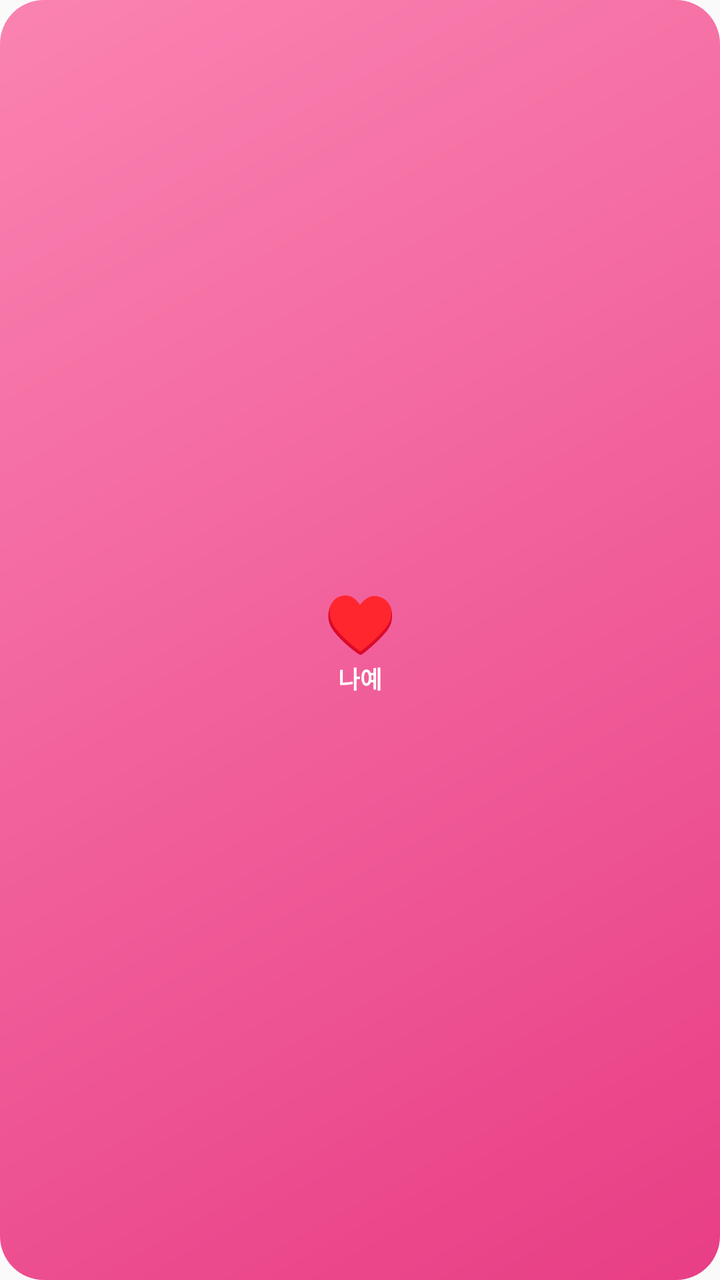
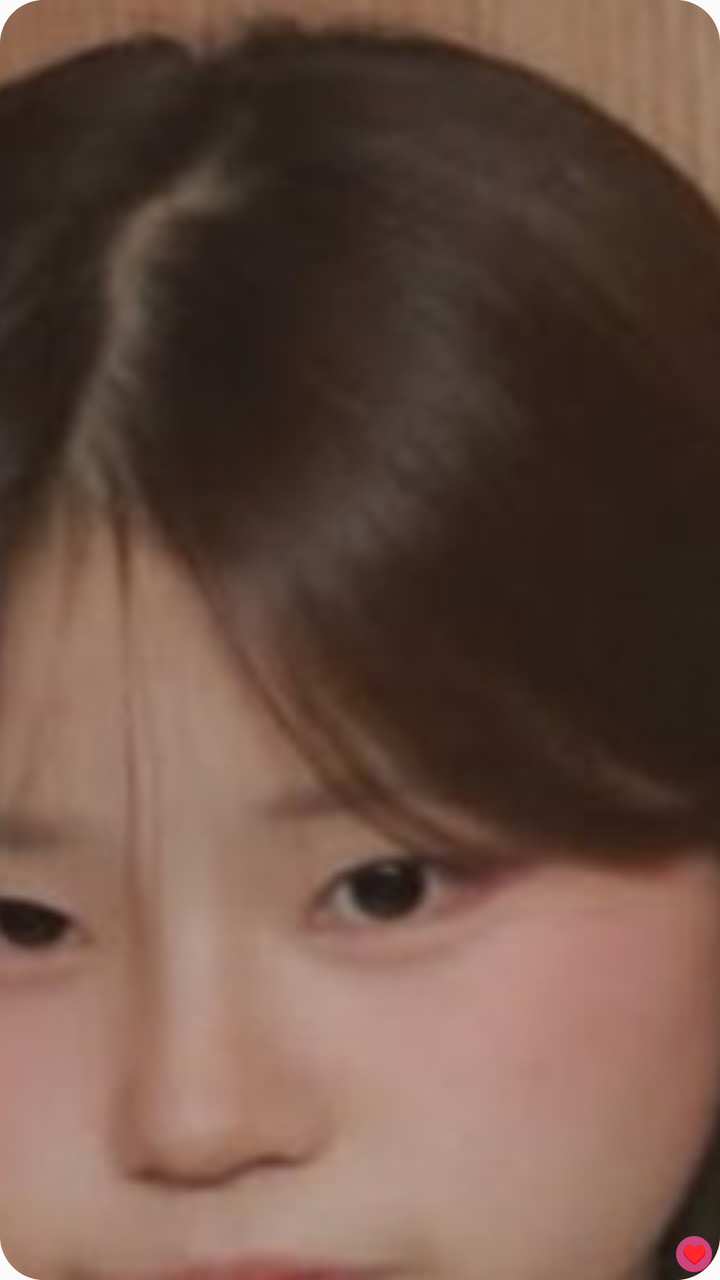

Before-and-after screenshots of an Android layout around one commit, followed by the original layout XML and the change that was made.
<!-- AndroidManifest.xml: application theme android:Theme.Material.Light.NoActionBar -->
<!-- res/layout/love_widget.xml -->
<?xml version="1.0" encoding="utf-8"?>
<FrameLayout xmlns:android="http://schemas.android.com/apk/res/android"
    android:id="@+id/love_widget_root"
    android:layout_width="match_parent"
    android:layout_height="match_parent"
    android:background="@drawable/love_widget_background"
    android:contentDescription="나예 사랑해 음성 재생"
    android:clickable="true">

    <LinearLayout
        android:layout_width="match_parent"
        android:layout_height="match_parent"
        android:gravity="center"
        android:orientation="vertical"
        android:padding="3dp">
        <TextView
            android:layout_width="wrap_content"
            android:layout_height="wrap_content"
            android:gravity="center"
            android:text="♥"
            android:textColor="#FFFFFFFF"
            android:textSize="29sp" />
        <TextView
            android:layout_width="wrap_content"
            android:layout_height="wrap_content"
            android:gravity="center"
            android:singleLine="true"
            android:text="나예"
            android:textColor="#FFFFFFFF"
            android:textSize="12sp"
            android:textStyle="bold" />
    </LinearLayout>
</FrameLayout>
<!-- resources referenced by this layout -->
<resources>
  <!-- drawable love_widget_background (drawable) -->
  <?xml version="1.0" encoding="utf-8"?>
  <shape xmlns:android="http://schemas.android.com/apk/res/android" android:shape="rectangle">
      <gradient android:angle="315" android:startColor="#FFFA83B1" android:endColor="#FFE83E85" />
      <corners android:radius="22dp" />
  </shape>
</resources>

<!-- the commit's change to res/layout/love_widget.xml (unified diff, before → after) -->
@@ -4,30 +4,26 @@
     android:layout_width="match_parent"
     android:layout_height="match_parent"
     android:background="@drawable/love_widget_background"
+    android:clipToOutline="true"
     android:contentDescription="나예 사랑해 음성 재생"
     android:clickable="true">
 
-    <LinearLayout
+    <ImageView
+        android:id="@+id/widget_photo"
         android:layout_width="match_parent"
         android:layout_height="match_parent"
+        android:scaleType="centerCrop"
+        android:src="@drawable/widget_photo"
+        android:contentDescription="나예 사진 위젯" />
+
+    <TextView
+        android:layout_width="18dp"
+        android:layout_height="18dp"
+        android:layout_gravity="bottom|end"
+        android:layout_margin="4dp"
+        android:background="@drawable/widget_badge"
         android:gravity="center"
-        android:orientation="vertical"
-        android:padding="3dp">
-        <TextView
-            android:layout_width="wrap_content"
-            android:layout_height="wrap_content"
-            android:gravity="center"
-            android:text="♥"
-            android:textColor="#FFFFFFFF"
-            android:textSize="29sp" />
-        <TextView
-            android:layout_width="wrap_content"
-            android:layout_height="wrap_content"
-            android:gravity="center"
-            android:singleLine="true"
-            android:text="나예"
-            android:textColor="#FFFFFFFF"
-            android:textSize="12sp"
-            android:textStyle="bold" />
-    </LinearLayout>
+        android:text="♥"
+        android:textColor="#FFFFFFFF"
+        android:textSize="10sp" />
 </FrameLayout>
<!-- resource entries referenced after the edit -->
@@ -6,5 +6,12 @@
       <gradient android:angle="315" android:startColor="#FFFA83B1" android:endColor="#FFE83E85" />
       <corners android:radius="22dp" />
   </shape>
+  <!-- drawable widget_badge (drawable) -->
+  <?xml version="1.0" encoding="utf-8"?>
+  <shape xmlns:android="http://schemas.android.com/apk/res/android" android:shape="oval">
+      <solid android:color="#D9EC4B8D" />
+      <size android:width="18dp" android:height="18dp" />
+  </shape>
+  <!-- drawable widget_photo: jpg bitmap (drawable-nodpi, 14585 bytes) -->
 </resources>
 
